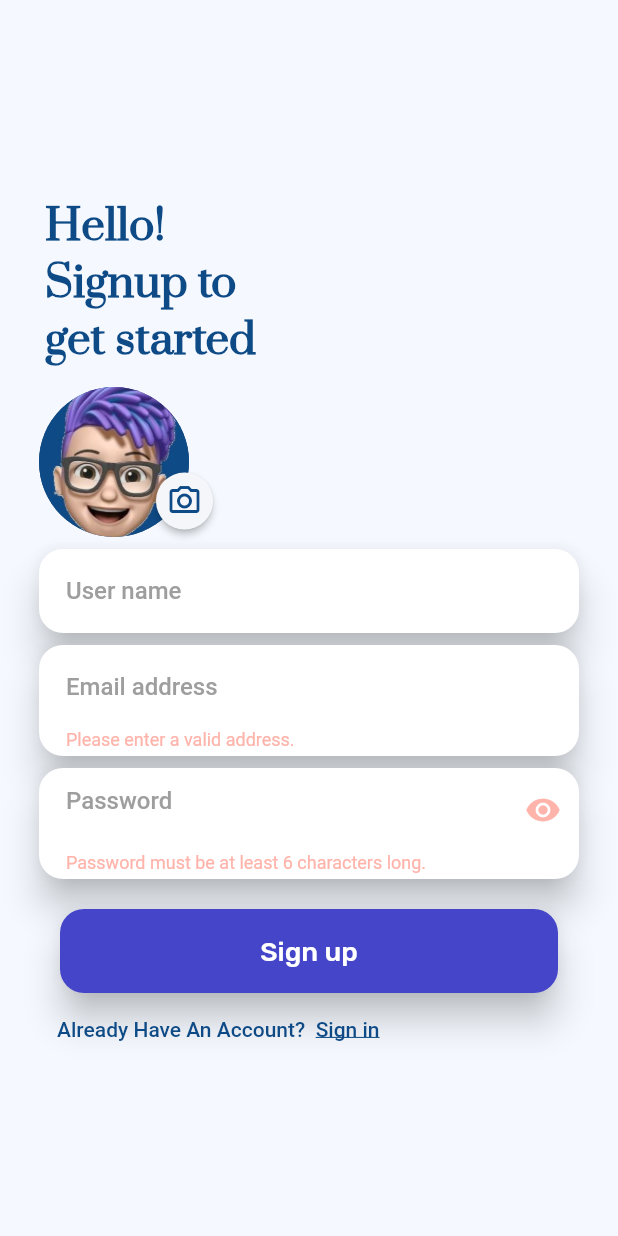
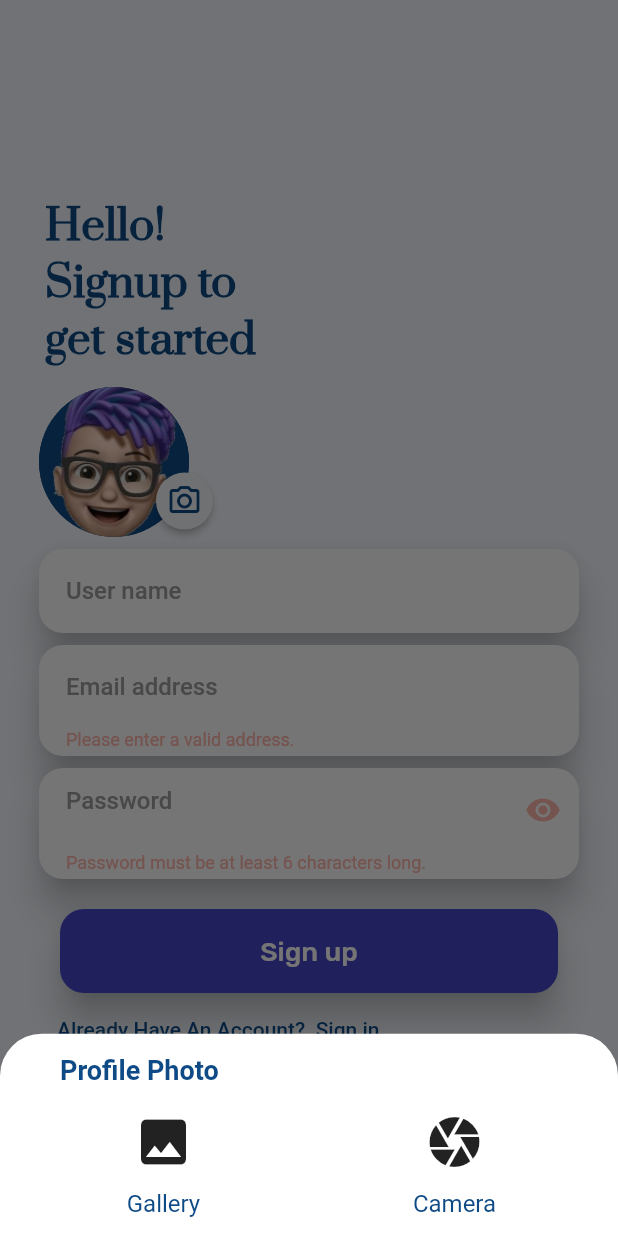
Before and after one commit to CodeCrypt05/ChatApp, a Flutter app: the screen it shows after launch, after a tap on "Sign in", after a tap on "Forgot Your Password?", after a tap on the "camera alt" icon, on a phone screen of 412 x 824 dp. Run offline on Flutter 3.47's test engine with Material 2 defaults, Android fonts, the phone set to English and light mode, and no system bars; our stand-ins replace cloud_firestore, firebase_auth, firebase_core, firebase_messaging, firebase_storage, image_picker and 1 more; accounts and stored records are empty.

Commit message:
imagepicker update

```diff
--- a/lib/widgets/user_image_picker.dart
+++ b/lib/widgets/user_image_picker.dart
@@ -1,6 +1,7 @@
 import 'dart:io';
 import 'package:flutter/material.dart';
 import 'package:image_picker/image_picker.dart';
+import 'package:permission_handler/permission_handler.dart';
 
 class UserImagePicker extends StatefulWidget {
   const UserImagePicker({super.key, required this.onPickImage});
@@ -14,7 +15,8 @@ class UserImagePicker extends StatefulWidget {
 class _UserImagePickerState extends State<UserImagePicker> {
   File? _pickedImageFile;
 
-  void _pickImage() async {
+// picking image from camera
+  void _imgFromCamera() async {
     final pickedImage = await ImagePicker().pickImage(
       source: ImageSource.camera,
       imageQuality: 50,
@@ -30,6 +32,104 @@ class _UserImagePickerState extends State<UserImagePicker> {
     });
 
     widget.onPickImage(_pickedImageFile!);
+  }
+
+// picking image from gallery
+  void _imgFromGallery() async {
+    final pickedImage = await ImagePicker().pickImage(
+      source: ImageSource.gallery,
+      imageQuality: 50,
+      maxWidth: 150,
+    );
+
+    if (pickedImage == null) {
+      return;
+    }
+
+    setState(() {
+      _pickedImageFile = File(pickedImage.path);
+    });
+
+    widget.onPickImage(_pickedImageFile!);
+  }
+
+  void _showImagePicker(BuildContext ctx) {
+    showModalBottomSheet(
+        backgroundColor: Colors.white,
+        context: ctx,
+        builder: (context) {
+          return Container(
+            child: Container(
+              width: MediaQuery.of(context).size.width,
+              height: MediaQuery.of(context).size.height / 6.2,
+              margin: const EdgeInsets.only(top: 2.0),
+              padding: const EdgeInsets.all(12),
+              child: Column(
+                crossAxisAlignment: CrossAxisAlignment.start,
+                children: [
+                  Expanded(
+                    child: Container(
+                      padding: EdgeInsets.only(left: 28),
+                      child: Text(
+                        'Profile Photo',
+                        style: TextStyle(
+                            fontSize: 18,
+                            fontWeight: FontWeight.bold,
+                            color: Theme.of(context).colorScheme.primary),
+                        textAlign: TextAlign.left,
+                      ),
+                    ),
+                  ),
+                  SizedBox(height: 8),
+                  Row(mainAxisAlignment: MainAxisAlignment.center, children: [
+                    Expanded(
+                      child: InkWell(
+                        child: Column(
+                          children: [
+                            Icon(Icons.image, size: 40.0),
+                            SizedBox(height: 12.0),
+                            Text(
+                              'Gallery',
+                              textAlign: TextAlign.center,
+                              style: TextStyle(
+                                  fontSize: 16,
+                                  color: Theme.of(context).colorScheme.primary),
+                            ),
+                          ],
+                        ),
+                        onTap: () {
+                          _imgFromGallery();
+                          Navigator.of(context).pop();
+                        },
+                      ),
+                    ),
+                    Expanded(
+                      child: InkWell(
+                        child: Column(
+                          children: [
+                            Icon(Icons.camera, size: 40.0),
+                            SizedBox(height: 12.0),
+                            Text(
+                              'Camera',
+                              textAlign: TextAlign.center,
+                              style: TextStyle(
+                                  fontSize: 16,
+                                  color: Theme.of(context).colorScheme.primary),
+                            ),
+                          ],
+                        ),
+                        onTap: () {
+                          _imgFromCamera();
+                          Navigator.of(context).pop();
+                        },
+                      ),
+                    ),
+                  ]),
+                ],
+              ),
+            ),
+          );
+        });
   }
 
   @override
@@ -51,7 +151,17 @@ class _UserImagePickerState extends State<UserImagePicker> {
               right: -21,
               child: RawMaterialButton(
                 constraints: BoxConstraints.tight(Size(38, 38)),
-                onPressed: _pickImage,
+                onPressed: () async {
+                  Map<Permission, PermissionStatus> statues =
+                      await [Permission.storage, Permission.camera].request();
+                  if (statues[Permission.storage]!.isGranted &&
+                      statues[Permission.camera]!.isGranted) {
+                    _showImagePicker(context);
+                  } else {
+                    print('no permission provided');
+                    return;
+                  }
+                },
                 elevation: 2.0,
                 fillColor: Color(0xFFF5F6F9),
                 child: Icon(
--- a/pubspec.yaml
+++ b/pubspec.yaml
@@ -43,6 +43,7 @@ dependencies:
   cloud_firestore: ^4.8.2
   firebase_messaging: ^14.6.4
   avatar_view: ^1.0.1
+  permission_handler: ^10.4.1
 
 dev_dependencies:
   flutter_test:
```
Also changed, not shown: pubspec.lock, 1 other file.
